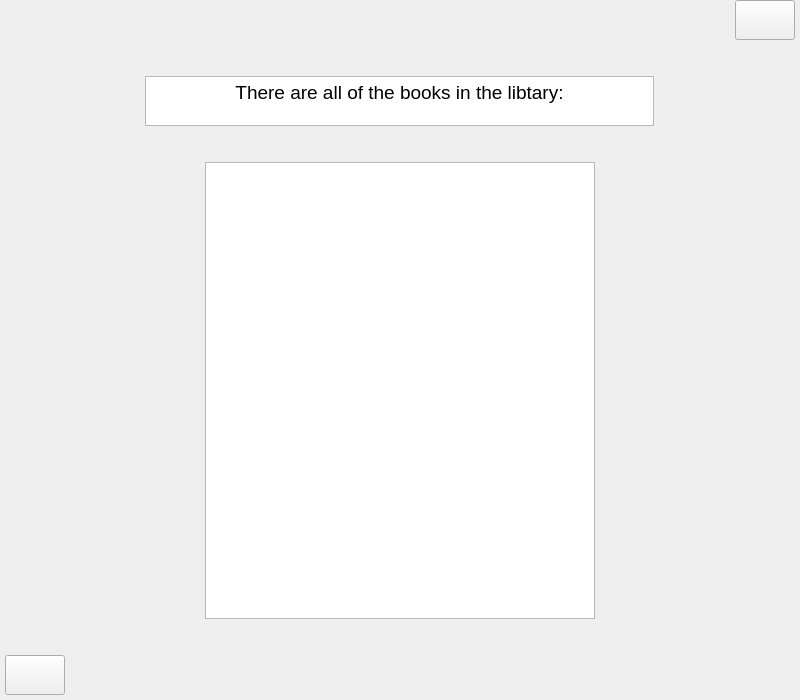
Above: Project/show_all.ui from AminNaghiyan/uiap92_project before the change. Below: the same form after it.
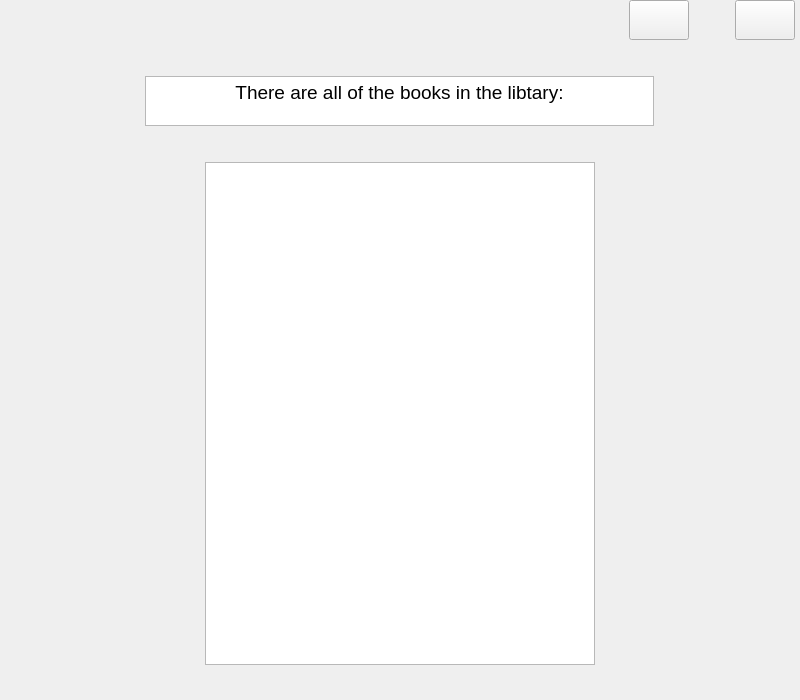
That is the form after the change. Icons and pictures are not drawn.

Diff of the .ui file:
```diff
--- a/Project/show_all.ui
+++ b/Project/show_all.ui
@@ -52,6 +52,51 @@
          </property>
         </spacer>
        </item>
+       <item>
+        <widget class="QPushButton" name="pushButton">
+         <property name="sizePolicy">
+          <sizepolicy hsizetype="Fixed" vsizetype="Fixed">
+           <horstretch>0</horstretch>
+           <verstretch>0</verstretch>
+          </sizepolicy>
+         </property>
+         <property name="minimumSize">
+          <size>
+           <width>60</width>
+           <height>40</height>
+          </size>
+         </property>
+         <property name="text">
+          <string/>
+         </property>
+         <property name="icon">
+          <iconset resource="resource.qrc">
+           <normaloff>:/icons/back.png</normaloff>:/icons/back.png</iconset>
+         </property>
+         <property name="iconSize">
+          <size>
+           <width>60</width>
+           <height>40</height>
+          </size>
+         </property>
+        </widget>
+       </item>
+       <item>
+        <spacer name="horizontalSpacer_7">
+         <property name="orientation">
+          <enum>Qt::Horizontal</enum>
+         </property>
+         <property name="sizeType">
+          <enum>QSizePolicy::Fixed</enum>
+         </property>
+         <property name="sizeHint" stdset="0">
+          <size>
+           <width>40</width>
+           <height>20</height>
+          </size>
+         </property>
+        </spacer>
+       </item>
        <item>
         <widget class="QPushButton" name="close">
          <property name="sizePolicy">
@@ -249,55 +294,6 @@
        </property>
       </spacer>
      </item>
-     <item>
-      <layout class="QHBoxLayout" name="horizontalLayout_3">
-       <property name="topMargin">
-        <number>0</number>
-       </property>
-       <item>
-        <widget class="QPushButton" name="back">
-         <property name="sizePolicy">
-          <sizepolicy hsizetype="Fixed" vsizetype="Fixed">
-           <horstretch>0</horstretch>
-           <verstretch>0</verstretch>
-          </sizepolicy>
-         </property>
-         <property name="minimumSize">
-          <size>
-           <width>60</width>
-           <height>40</height>
-          </size>
-         </property>
-         <property name="text">
-          <string/>
-         </property>
-         <property name="icon">
-          <iconset resource="resource.qrc">
-           <normaloff>:/icons/back.png</normaloff>:/icons/back.png</iconset>
-         </property>
-         <property name="iconSize">
-          <size>
-           <width>60</width>
-           <height>40</height>
-          </size>
-         </property>
-        </widget>
-       </item>
-       <item>
-        <spacer name="horizontalSpacer_4">
-         <property name="orientation">
-          <enum>Qt::Horizontal</enum>
-         </property>
-         <property name="sizeHint" stdset="0">
-          <size>
-           <width>40</width>
-           <height>20</height>
-          </size>
-         </property>
-        </spacer>
-       </item>
-      </layout>
-     </item>
     </layout>
    </item>
   </layout>
```
